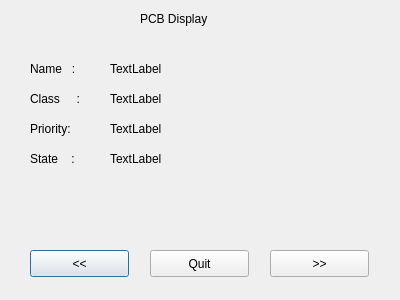
First picture: the form in pcbshower.ui, repository orville94Bailey/OpSys, before the edit.
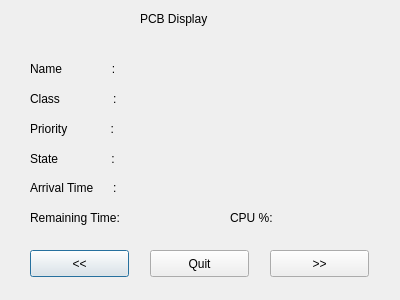
Second picture: the form after the edit.

```diff
--- a/pcbshower.ui
+++ b/pcbshower.ui
@@ -57,12 +57,12 @@
     <rect>
      <x>30</x>
      <y>60</y>
-     <width>67</width>
+     <width>111</width>
      <height>17</height>
     </rect>
    </property>
    <property name="text">
-    <string>Name   :</string>
+    <string>Name               :</string>
    </property>
   </widget>
   <widget class="QLabel" name="label_2">
@@ -70,12 +70,12 @@
     <rect>
      <x>30</x>
      <y>90</y>
-     <width>67</width>
+     <width>111</width>
      <height>17</height>
     </rect>
    </property>
    <property name="text">
-    <string>Class     :</string>
+    <string>Class                :</string>
    </property>
   </widget>
   <widget class="QLabel" name="label_3">
@@ -83,12 +83,12 @@
     <rect>
      <x>30</x>
      <y>120</y>
-     <width>67</width>
+     <width>111</width>
      <height>17</height>
     </rect>
    </property>
    <property name="text">
-    <string>Priority:</string>
+    <string>Priority             :</string>
    </property>
   </widget>
   <widget class="QLabel" name="label_4">
@@ -96,12 +96,12 @@
     <rect>
      <x>30</x>
      <y>150</y>
-     <width>61</width>
+     <width>111</width>
      <height>17</height>
     </rect>
    </property>
    <property name="text">
-    <string>State    :</string>
+    <string>State                :</string>
    </property>
   </widget>
   <widget class="QLabel" name="label_5">
@@ -120,53 +120,131 @@
   <widget class="QLabel" name="nameText">
    <property name="geometry">
     <rect>
-     <x>110</x>
+     <x>140</x>
      <y>60</y>
      <width>261</width>
      <height>17</height>
     </rect>
    </property>
    <property name="text">
-    <string>TextLabel</string>
+    <string/>
    </property>
   </widget>
   <widget class="QLabel" name="classText">
    <property name="geometry">
     <rect>
-     <x>110</x>
+     <x>140</x>
      <y>90</y>
      <width>271</width>
      <height>17</height>
     </rect>
    </property>
    <property name="text">
-    <string>TextLabel</string>
+    <string/>
    </property>
   </widget>
   <widget class="QLabel" name="priorityText">
    <property name="geometry">
     <rect>
-     <x>110</x>
+     <x>140</x>
      <y>120</y>
      <width>261</width>
      <height>17</height>
     </rect>
    </property>
    <property name="text">
-    <string>TextLabel</string>
+    <string/>
    </property>
   </widget>
   <widget class="QLabel" name="stateText">
    <property name="geometry">
     <rect>
-     <x>110</x>
+     <x>140</x>
      <y>150</y>
      <width>261</width>
      <height>17</height>
     </rect>
    </property>
    <property name="text">
-    <string>TextLabel</string>
+    <string/>
+   </property>
+  </widget>
+  <widget class="QLabel" name="label_6">
+   <property name="geometry">
+    <rect>
+     <x>30</x>
+     <y>180</y>
+     <width>101</width>
+     <height>16</height>
+    </rect>
+   </property>
+   <property name="text">
+    <string>Arrival Time      :</string>
+   </property>
+  </widget>
+  <widget class="QLabel" name="label_7">
+   <property name="geometry">
+    <rect>
+     <x>30</x>
+     <y>210</y>
+     <width>111</width>
+     <height>16</height>
+    </rect>
+   </property>
+   <property name="text">
+    <string>Remaining Time:</string>
+   </property>
+  </widget>
+  <widget class="QLabel" name="label_8">
+   <property name="geometry">
+    <rect>
+     <x>230</x>
+     <y>210</y>
+     <width>51</width>
+     <height>16</height>
+    </rect>
+   </property>
+   <property name="text">
+    <string>CPU %:</string>
+   </property>
+  </widget>
+  <widget class="QLabel" name="arrivalLabel">
+   <property name="geometry">
+    <rect>
+     <x>140</x>
+     <y>180</y>
+     <width>53</width>
+     <height>16</height>
+    </rect>
+   </property>
+   <property name="text">
+    <string/>
+   </property>
+  </widget>
+  <widget class="QLabel" name="remainingLabel">
+   <property name="geometry">
+    <rect>
+     <x>140</x>
+     <y>210</y>
+     <width>53</width>
+     <height>16</height>
+    </rect>
+   </property>
+   <property name="text">
+    <string/>
+   </property>
+  </widget>
+  <widget class="QLabel" name="CPUPercentageLabel">
+   <property name="geometry">
+    <rect>
+     <x>290</x>
+     <y>210</y>
+     <width>53</width>
+     <height>16</height>
+    </rect>
+   </property>
+   <property name="text">
+    <string/>
    </property>
   </widget>
  </widget>
```
